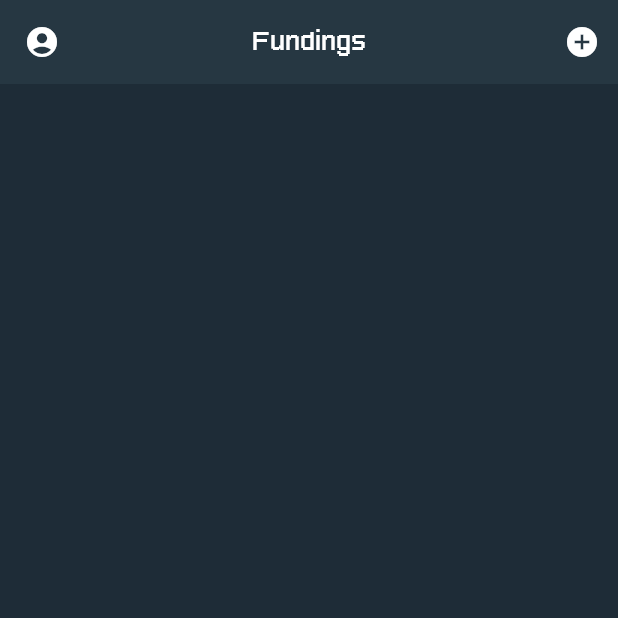
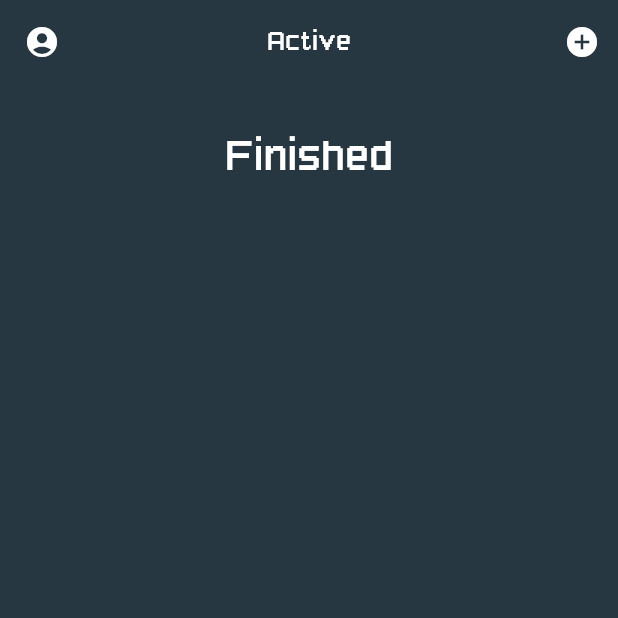
Before and after one commit to vladzaba/CryptoFunding, a Flutter app: the HomePage screen opened by its route, on a phone screen of 412 x 824 dp, the top half of it. Run offline on Flutter 3.47's test engine with Material 2 defaults, Android fonts, the phone set to English and light mode, and no system bars; our stand-ins replace another_flushbar, cloud_firestore, firebase_auth, firebase_core, firebase_storage, glassmorphism and 6 more; accounts and stored records are empty.

Commit message:
Active / Finished lists added

```diff
--- a/lib/models/funding_item.dart
+++ b/lib/models/funding_item.dart
@@ -7,6 +7,7 @@ class FundingItem {
   final num price;
   final String bscAddress;
   final String ethAddress;
+  final bool isActive;
   late DateTime whenAdded;
 
   FundingItem({
@@ -18,6 +19,7 @@ class FundingItem {
     required this.price,
     required this.bscAddress,
     required this.ethAddress,
+    required this.isActive,
     required this.whenAdded,
   });
 
@@ -31,6 +33,7 @@ class FundingItem {
       price: json['price'],
       bscAddress: json['bsc_address'],
       ethAddress: json['eth_address'],
+      isActive: json['is_active'],
       whenAdded: json['time'].toDate(),
     );
   }
@@ -45,6 +48,7 @@ class FundingItem {
       'price': price,
       'bsc_address': bscAddress,
       'eth_address': ethAddress,
+      'is_active': isActive,
       'time': whenAdded,
     };
   }
--- a/lib/pages/adding_item_page.dart
+++ b/lib/pages/adding_item_page.dart
@@ -6,7 +6,6 @@ import 'package:crypto_funding_app/models/funding_item.dart';
 import 'package:crypto_funding_app/services/authentication_service.dart';
 import 'package:crypto_funding_app/providers/database_provider.dart';
 import 'package:crypto_funding_app/services/cloud_storage_service.dart';
-import 'package:crypto_funding_app/themes/text_styles.dart';
 import 'package:crypto_funding_app/widgets/animated_button.dart';
 
 import 'package:crypto_funding_app/widgets/custom_form_field.dart';
@@ -255,6 +254,7 @@ class _AddingItemPageState extends State<AddingItemPage> {
                     ),
                     bscAddress: bscController.text,
                     ethAddress: ethController.text,
+                    isActive: true,
                     whenAdded: DateTime.now(),
                   );
 
--- a/lib/pages/home_page.dart
+++ b/lib/pages/home_page.dart
@@ -1,11 +1,9 @@
+import '../widgets/fundings_list_buider.dart';
 import 'package:flutter/material.dart';
 import 'package:provider/provider.dart';
-import 'package:zoom_tap_animation/zoom_tap_animation.dart';
 
 import '../models/funding_item.dart';
 import '../providers/database_provider.dart';
-import '../widgets/funding_card.dart';
-import 'item_details_page.dart';
 
 class HomePage extends StatelessWidget {
   const HomePage({Key? key}) : super(key: key);
@@ -14,11 +12,16 @@ class HomePage extends StatelessWidget {
   Widget build(BuildContext context) {
     var db = context.watch<DatabaseProvider>();
 
-    List<FundingItem> fundingList = db.fundingList;
+    List<FundingItem> activeList = db.activeItems;
+    List<FundingItem> finishedList = db.finishedItems;
 
     return Scaffold(
-      appBar: AppBar(
-        title: const Text('Fundings'),
+      backgroundColor: const Color(0xff263742),
+      body: NestedScrollView(
+        headerSliverBuilder: ((context, innerBoxIsScrolled) {
+          return [
+            SliverAppBar(
+              title: const Text('Active'),
               leading: IconButton(
                 onPressed: () {
                   Navigator.of(context).pushNamed('/profile');
@@ -34,8 +37,12 @@ class HomePage extends StatelessWidget {
                 ),
               ],
             ),
-      backgroundColor: const Color(0xff1e2c37),
-      body: RefreshIndicator(
+          ];
+        }),
+        body: MediaQuery.removePadding(
+          removeTop: true,
+          context: context,
+          child: RefreshIndicator(
             backgroundColor: const Color(0xff263742),
             color: Colors.white,
             onRefresh: () async {
@@ -46,24 +53,21 @@ class HomePage extends StatelessWidget {
                   ? const CircularProgressIndicator(
                       color: Colors.white,
                     )
-              : ListView.builder(
-                  itemCount: fundingList.length,
-                  itemBuilder: ((context, index) {
-                    return ZoomTapAnimation(
-                      onTap: () {
-                        Navigator.of(context).push(
-                          MaterialPageRoute(
-                            builder: (context) => ItemDetailsPage(
-                              fundingItem: fundingList[index],
+                  : ListView(
+                      children: [
+                        FundingsListBuilder(
+                          fundingsList: activeList,
+                        ),
+                        const SizedBox(
+                          height: 25,
+                        ),
+                        FundingsListBuilder(
+                          fundingsList: finishedList,
+                          title: 'Finished',
+                        ),
+                      ],
                     ),
             ),
-                        );
-                      },
-                      child: FundingCard(
-                        fundingItem: fundingList[index],
-                      ),
-                    );
-                  }),
           ),
         ),
       ),
--- a/lib/providers/database_provider.dart
+++ b/lib/providers/database_provider.dart
@@ -82,6 +82,29 @@ class DatabaseProvider extends ChangeNotifier {
     notifyListeners();
   }
 
+  void updateStatus(FundingItem item) async {
+    late String dId;
+
+    await db
+        .collection('items')
+        .where('id', isEqualTo: item.id)
+        .get()
+        .then((value) {
+      dId = value.docs.first.id;
+    });
+
+    await db.collection('items').doc(dId).update({'is_active': false});
+  }
+
+  List<FundingItem> get activeItems {
+    return _fundingList.where((element) => element.isActive == true).toList();
+  }
+
+  List<FundingItem> get finishedItems {
+    return _fundingList.where((element) => element.isActive == false).toList();
+  }
+
+  // API can handle only 5 requests per second
   int _index = 0;
 
   final List<FundingItem> _fundingList = [];
@@ -90,7 +113,6 @@ class DatabaseProvider extends ChangeNotifier {
     return _fundingList;
   }
 
-  // API can handle only 5 requests per second
   startTimer() {
     if (fundingList.length >= items.length) {
       _fundingList.clear();
--- a/lib/widgets/funding_card.dart
+++ b/lib/widgets/funding_card.dart
@@ -77,7 +77,8 @@ class FundingCard extends StatelessWidget {
                         width: 180,
                         fundingItem: fundingItem,
                         baseColor: const Color.fromARGB(255, 86, 94, 103),
-                        highlightColor: const Color.fromARGB(255, 141, 147, 154),
+                        highlightColor:
+                            const Color.fromARGB(255, 141, 147, 154),
                       ),
                     ],
                   ),
--- /dev/null
+++ b/lib/widgets/fundings_list_buider.dart
@@ -0,0 +1,56 @@
+import '../models/funding_item.dart';
+import 'package:flutter/material.dart';
+import 'package:zoom_tap_animation/zoom_tap_animation.dart';
+
+import '../pages/item_details_page.dart';
+import '../themes/text_styles.dart';
+import 'funding_card.dart';
+
+class FundingsListBuilder extends StatelessWidget {
+  final List<FundingItem> fundingsList;
+  final String? title;
+
+  const FundingsListBuilder({
+    Key? key,
+    required this.fundingsList,
+    this.title,
+  }) : super(key: key);
+
+  @override
+  Widget build(BuildContext context) {
+    return Column(
+      children: [
+        title != null
+            ? Padding(
+                padding: const EdgeInsets.all(8.0),
+                child: Text(
+                  title!,
+                  style: TextStyles.titleLarge,
+                ),
+              )
+            : const SizedBox.shrink(),
+        ListView.builder(
+          itemCount: fundingsList.length,
+          itemBuilder: ((context, index) {
+            return ZoomTapAnimation(
+              onTap: () {
+                Navigator.of(context).push(
+                  MaterialPageRoute(
+                    builder: (context) => ItemDetailsPage(
+                      fundingItem: fundingsList[index],
+                    ),
+                  ),
+                );
+              },
+              child: FundingCard(
+                fundingItem: fundingsList[index],
+              ),
+            );
+          }),
+          physics: const NeverScrollableScrollPhysics(),
+          shrinkWrap: true,
+        ),
+      ],
+    );
+  }
+}
--- a/lib/widgets/transaction_card.dart
+++ b/lib/widgets/transaction_card.dart
@@ -1,4 +1,4 @@
-import 'package:crypto_funding_app/themes/text_styles.dart';
+import '../themes/text_styles.dart';
 
 import '../models/transaction.dart';
 import 'glass_container.dart';
```
Also changed, not shown: lib/pages/register_page.dart (+5 -5 lines), lib/widgets/crypto_progress_indicator.dart (+12 -5 lines). Lines whose indentation alone changed are shown as unchanged.
